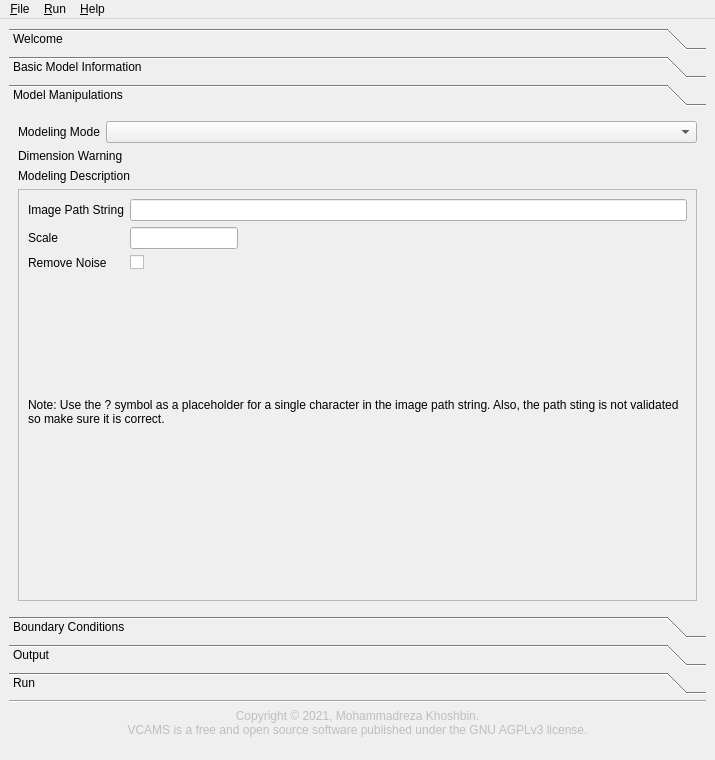
Old version of the form gui/main_window.ui in the repository mkhoshbin1/vcams.
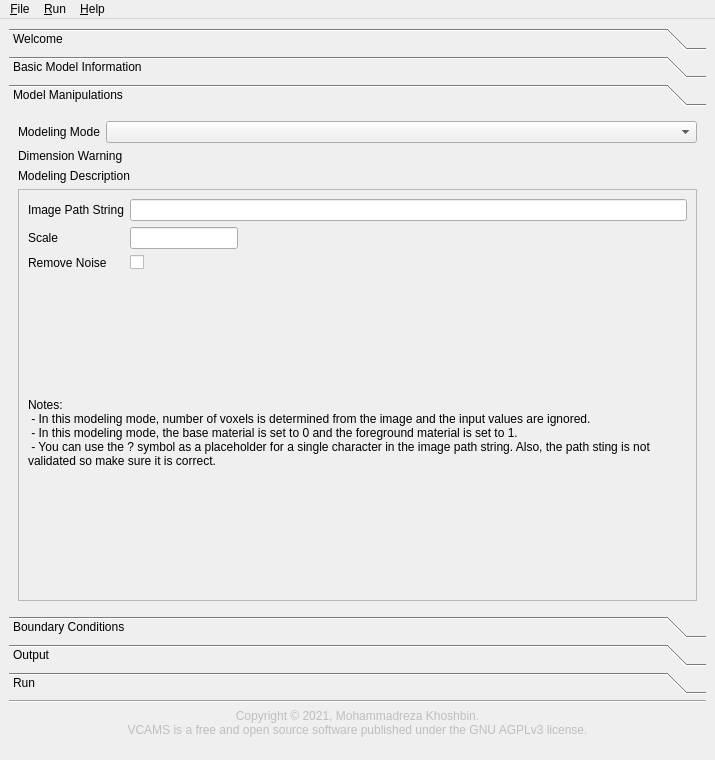
New version of the form. The open tabs and pages were chosen to show the change. Custom widgets are drawn as their Qt base class.

Commit message: - added notes for multi image.

What changed in the file:
```diff
--- a/gui/main_window.ui
+++ b/gui/main_window.ui
@@ -769,7 +769,10 @@
             <item>
              <widget class="QLabel" name="modeling_image_footnote">
               <property name="text">
-               <string>Note: Use the ? symbol as a placeholder for a single character in the image path string. Also, the path sting is not validated so make sure it is correct.</string>
+               <string>Notes:
+ - In this modeling mode, number of voxels is determined from the image and the input values are ignored.
+ - In this modeling mode, the base material is set to 0 and the foreground material is set to 1.
+ - You can use the ? symbol as a placeholder for a single character in the image path string. Also, the path sting is not validated so make sure it is correct.</string>
               </property>
               <property name="textFormat">
                <enum>Qt::AutoText</enum>
```
Left out of the diff: 2 changed lines with no effect on the pictures.
